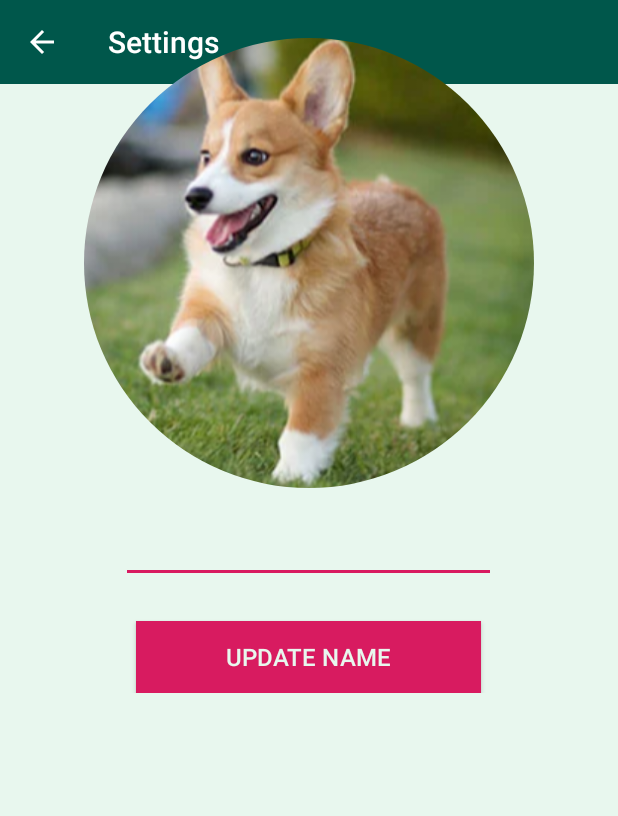
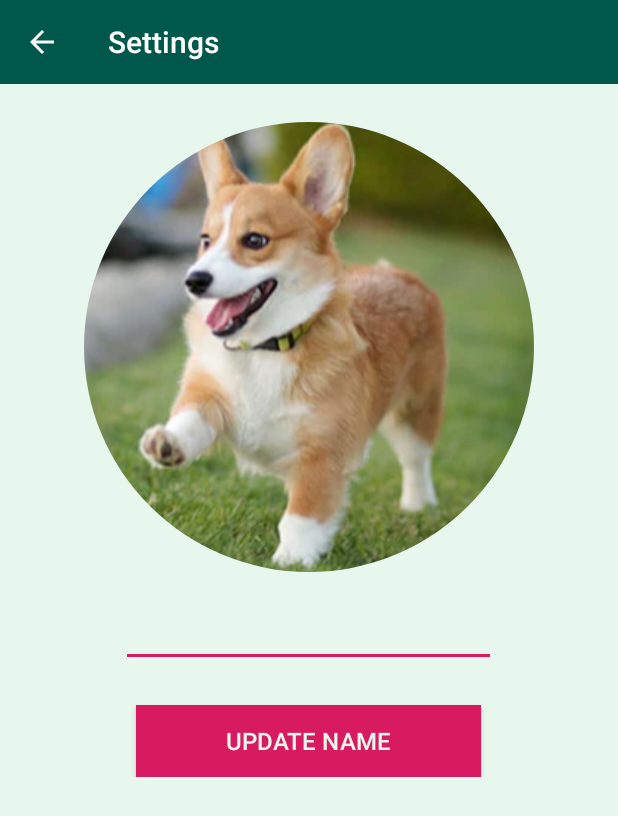
Before and after one commit to lamj1/MyBuddy-Pet-Simulator, an Android app: the SettingsActivity screen opened directly, with no data from a screen before it, after a tap on "UPDATE NAME", on a phone screen of 412 x 824 dp. Shown: the top 816 px of the screen. Run offline under Robolectric (Android 15) with nearby library versions, the phone set to English and light mode, and no system bars; our stand-ins replace CircleImageView, Firebase (no records; nobody signed in at launch, a user with empty details on screens opened directly), Picasso; pictures from the network do not load; 3 statements that could not run were skipped.

Commit message:
fixed some drawer and settings bugs

```diff
--- a/app/src/main/java/com/ufl/mybuddy/SettingsActivity.java
+++ b/app/src/main/java/com/ufl/mybuddy/SettingsActivity.java
@@ -105,7 +105,7 @@ public class SettingsActivity extends AppCompatActivity {
             public void onClick(View v) {
                 Map<String, Object> name = new HashMap<>();
                 name.put("name", mBuddyNameTextView.getText().toString().trim());
-                getBuddyName.set(name).addOnCompleteListener(new OnCompleteListener<Void>() {
+                getBuddyName.update(name).addOnCompleteListener(new OnCompleteListener<Void>() {
                     @Override
                     public void onComplete(@NonNull Task<Void> task) {
                         if (task.isSuccessful()) {
--- a/app/src/main/res/layout/activity_main.xml
+++ b/app/src/main/res/layout/activity_main.xml
@@ -99,7 +99,7 @@
             app:elevation="0dp" />
 
 
-
+        <!--
         <com.google.android.material.floatingactionbutton.FloatingActionButton
             android:id="@+id/ball"
             android:layout_width="56dp"
@@ -117,6 +117,7 @@
             app:layout_constraintTop_toTopOf="parent"
             app:layout_constraintVertical_bias="0.951"
             app:maxImageSize="56dp" />
+            -->
 
         <Button
             android:id="@+id/btnReset"
--- a/app/src/main/res/layout/activity_settings.xml
+++ b/app/src/main/res/layout/activity_settings.xml
@@ -18,8 +18,7 @@
     <ScrollView
         android:layout_width="match_parent"
         android:layout_height="match_parent"
-        android:layout_below="@id/toolbar"
-        android:layout_marginTop="-46dp">
+        android:layout_below="@id/toolbar">
 
         <RelativeLayout
             android:layout_width="match_parent"
@@ -31,7 +30,7 @@
                 android:layout_height="300dp"
                 android:layout_alignParentTop="true"
                 android:layout_centerHorizontal="true"
-                android:layout_marginTop="15dp"
+                android:layout_marginTop="25dp"
                 android:src="@drawable/doggo"
                 android:text="Profile Name" />
 
@@ -44,7 +43,7 @@
                 android:layout_marginTop="15dp"
                 android:gravity="center"
                 android:minWidth="250dp"
-                android:text="Profile Name"
+                android:text="Buddies Name"
                 android:textAlignment="center"
                 android:textAllCaps="false"
                 android:textSize="20sp"
```
Also changed, not shown: app/src/main/java/com/ufl/mybuddy/MainActivity.java (+19 -9 lines), app/src/main/res/menu/navigation_menu.xml (+6 -2 lines), app/src/main/res/drawable/reset.png (added), 1 other file.
